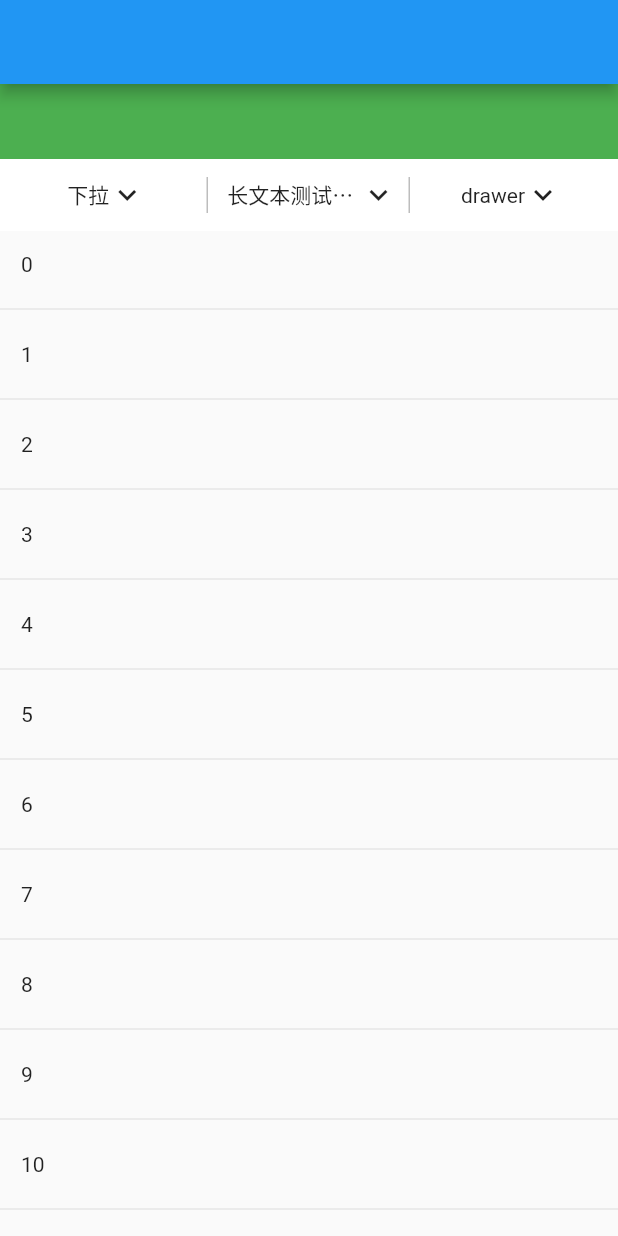
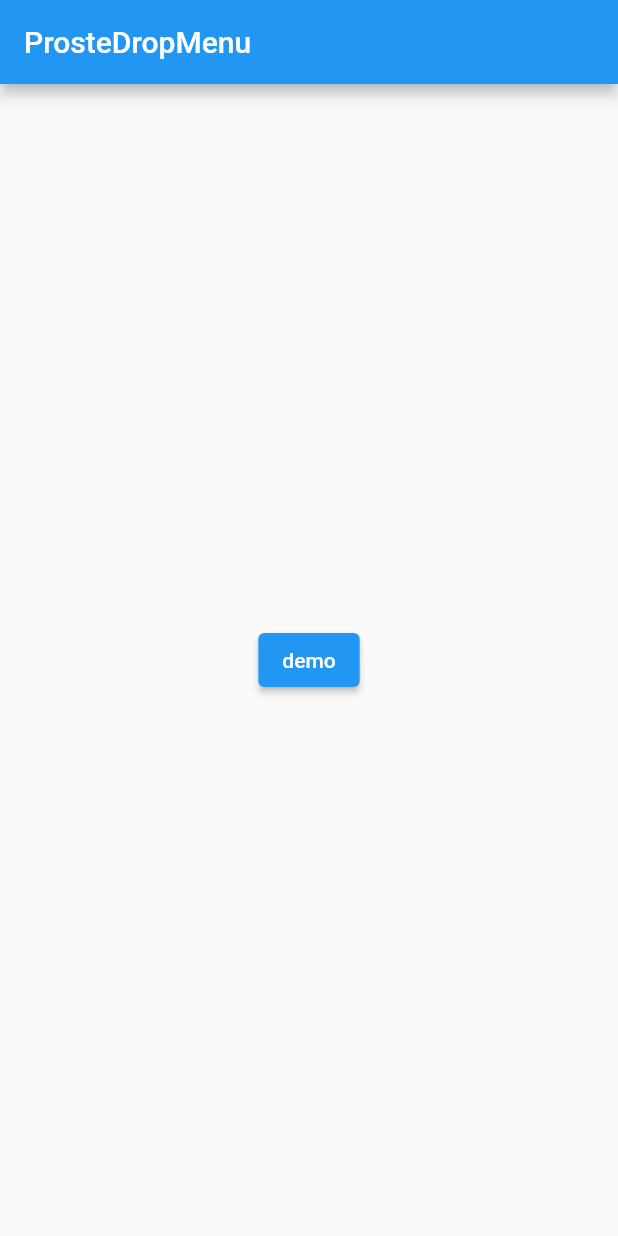
Before and after one commit to xyhxx/proste_drop_menu, a Flutter app: the screen it shows after launch, on a phone screen of 412 x 824 dp. Run offline on Flutter 3.47's test engine with Material 2 defaults, Android fonts, the phone set to English and light mode, and no system bars.

```diff
--- a/example/lib/main.dart
+++ b/example/lib/main.dart
@@ -1,11 +1,12 @@
+import 'package:flutter/cupertino.dart';
 import 'package:flutter/material.dart';
 import 'package:flutter/services.dart';
-import 'package:proste_drop_menu/proste_drop_menu.dart';
+
+import 'demo.dart';
 
 void main() {
   runApp(const Application());
-  SystemChrome.setPreferredOrientations(
-      [DeviceOrientation.portraitUp, DeviceOrientation.portraitDown]);
+  SystemChrome.setPreferredOrientations([DeviceOrientation.portraitUp, DeviceOrientation.portraitDown]);
   const SystemUiOverlayStyle style = SystemUiOverlayStyle(
     statusBarColor: Colors.transparent,
   );
@@ -20,98 +21,27 @@ class Application extends StatelessWidget {
   }
 }
 
-class MyBody extends StatefulWidget {
+class MyBody extends StatelessWidget {
   const MyBody({Key? key}) : super(key: key);
-
-  @override
-  _MyBodyState createState() => _MyBodyState();
-}
-
-class _MyBodyState extends State<MyBody> {
-  GlobalKey<ScaffoldState> _key = GlobalKey();
 
   @override
   Widget build(BuildContext context) {
     return Scaffold(
-      key: _key,
-      endDrawer: Drawer(
-        child: SafeArea(
-          child: Column(
-            children: [
-              Text('this is Drawer'),
-            ],
-          ),
+      appBar: AppBar(
+        title: Text('ProsteDropMenu'),
+      ),
+      body: Center(
+        child: Column(
+          mainAxisAlignment: MainAxisAlignment.center,
+          children: [
+            ElevatedButton(
+              onPressed: () {
+                Navigator.push(context, CupertinoPageRoute(builder: (_) => Demo()));
+              },
+              child: Text('demo'),
+            ),
+          ],
         ),
-      ),
-      appBar: AppBar(
-        actions: [
-          IconButton(
-            onPressed: null,
-            icon: Text(''),
-          ),
-        ],
-      ),
-      body: Column(
-        children: [
-          GestureDetector(
-            onTap: () {
-              print('other');
-            },
-            child: Container(
-              height: 50,
-              color: Colors.green,
-            ),
-          ),
-          ProsteDropMenu(
-            headers: [
-              ProsteDropMenuHeaderItem(label: '下拉'),
-              ProsteDropMenuHeaderItem(label: '长文本测试长文本测试'),
-              ProsteDropMenuHeaderItem(label: 'drawer'),
-            ],
-            menus: [
-              ProsteDropMenuItem(
-                builder: (_) => Container(
-                  color: Colors.white,
-                  child: SingleChildScrollView(
-                    child: Column(
-                      children: List.generate(
-                        30,
-                        (index) => Padding(
-                          padding: const EdgeInsets.all(15),
-                          child: Text(index.toString()),
-                        ),
-                      ),
-                    ),
-                  ),
-                ),
-              ),
-              ProsteDropMenuItem(
-                tigger: (_) {
-                  print('触发');
-                },
-              ),
-              ProsteDropMenuItem(
-                tigger: (_) {
-                  _key.currentState!.openEndDrawer();
-                },
-              ),
-            ],
-          ),
-          Expanded(
-            child: ListView.separated(
-              itemBuilder: (_, i) {
-                return Padding(
-                  padding: const EdgeInsets.all(14),
-                  child: Text(i.toString()),
-                );
-              },
-              separatorBuilder: (_, i) {
-                return Divider();
-              },
-              itemCount: 20,
-            ),
-          )
-        ],
       ),
     );
   }
--- a/lib/src/base.dart
+++ b/lib/src/base.dart
@@ -13,8 +13,7 @@ class ProsteDropMenu extends StatefulWidget {
     required this.menus,
   })  : assert(headers.length > 0, 'headers length must be greater than 0'),
         assert(menus.length > 0, 'menus length must be greater than 0'),
-        assert(menus.length == headers.length,
-            'the length of menus and headers must be equal');
+        assert(menus.length == headers.length, 'the length of menus and headers must be equal');
 
   final EdgeInsets? padding;
   final Color? backgroundColor;
@@ -27,7 +26,8 @@ class ProsteDropMenu extends StatefulWidget {
 }
 
 class _ProsteDropMenuState extends State<ProsteDropMenu> {
-  late ProsteDropMenuController _controller;
+  ProsteDropMenuController? _localController;
+  ProsteDropMenuController get _controller => widget.controller ?? _localController!;
   OverlayEntry? _overlay;
   GlobalKey _key = GlobalKey();
 
@@ -115,7 +115,7 @@ class _ProsteDropMenuState extends State<ProsteDropMenu> {
   @override
   void initState() {
     super.initState();
-    _controller = widget.controller ?? ProsteDropMenuController();
+    if (widget.controller == null) _localController = ProsteDropMenuController();
     _controller.addListener(_toggleEvent);
   }
 
@@ -123,7 +123,7 @@ class _ProsteDropMenuState extends State<ProsteDropMenu> {
   void dispose() {
     _hide();
     _controller.removeListener(_toggleEvent);
-    _controller.dispose();
+    _localController?.dispose();
     super.dispose();
   }
 
@@ -131,8 +131,7 @@ class _ProsteDropMenuState extends State<ProsteDropMenu> {
   Widget build(BuildContext context) {
     return Container(
       key: _key,
-      padding: widget.padding ??
-          const EdgeInsets.symmetric(vertical: 12, horizontal: 4),
+      padding: widget.padding ?? const EdgeInsets.symmetric(vertical: 12, horizontal: 4),
       color: widget.backgroundColor,
       width: double.infinity,
       child: Container(
@@ -141,10 +140,7 @@ class _ProsteDropMenuState extends State<ProsteDropMenu> {
             final h = widget.headers[k];
             bool isSelect = k == _controller.selectItem && _controller.isShow;
             final icon = Icon(
-              h.icon ??
-                  (isSelect
-                      ? Icons.keyboard_arrow_up
-                      : Icons.keyboard_arrow_down),
+              h.icon ?? (isSelect ? Icons.keyboard_arrow_up : Icons.keyboard_arrow_down),
               color: isSelect ? h.selectColor : h.color,
             );
             ProsteDropMenuItem item = widget.menus[k];
@@ -153,8 +149,7 @@ class _ProsteDropMenuState extends State<ProsteDropMenu> {
               child: GestureDetector(
                 behavior: HitTestBehavior.opaque,
                 onTap: () {
-                  assert(item.builder != null || item.tigger != null,
-                      'item.builder and item.toggle cannot all be null');
+                  assert(item.builder != null || item.tigger != null, 'item.builder and item.toggle cannot all be null');
                   if (item.tigger != null) {
                     _controller.hideMenu();
                     item.tigger!.call(context);
--- a/pubspec.yaml
+++ b/pubspec.yaml
@@ -1,6 +1,6 @@
 name: proste_drop_menu
 description: Simple and convenient fluent dropmenu package
-version: 0.0.1-dev
+version: 0.0.2-dev
 homepage: https://github.com/xyhxx/proste_drop_menu
 
 environment:
```
Also changed, not shown: example/lib/demo.dart (added, +102 -0 lines), 1 other file.
